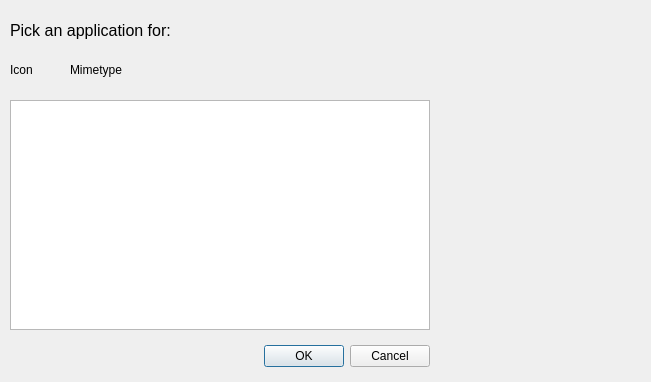
Before: the Qt Designer form razor-config-file-associations/applicationchooser.ui in lxqt/lxqt-config, drawn with Qt 5.
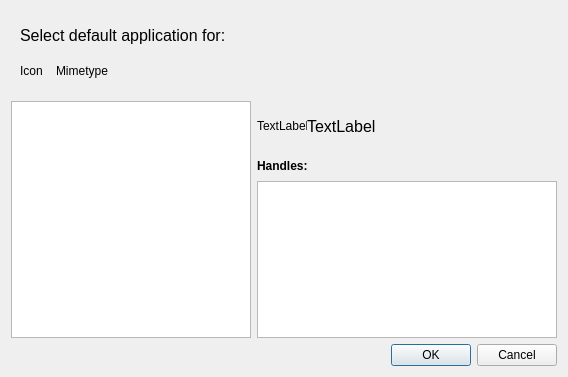
After: the same form once the commit is applied.

Commit message: Improved (hopefuly) layout and look of config-fileassociations, application chooser

Patch:
```diff
--- a/razor-config-file-associations/applicationchooser.ui
+++ b/razor-config-file-associations/applicationchooser.ui
@@ -6,22 +6,97 @@
    <rect>
     <x>0</x>
     <y>0</y>
-    <width>651</width>
-    <height>382</height>
+    <width>564</width>
+    <height>377</height>
    </rect>
   </property>
   <property name="windowTitle">
    <string>ApplicationChooser</string>
   </property>
+  <layout class="QGridLayout" name="gridLayout_2">
+   <item row="0" column="0" colspan="2">
+    <widget class="QFrame" name="frame_2">
+     <property name="frameShape">
+      <enum>QFrame::NoFrame</enum>
+     </property>
+     <property name="frameShadow">
+      <enum>QFrame::Raised</enum>
+     </property>
+     <layout class="QGridLayout" name="gridLayout">
+      <item row="0" column="0" colspan="2">
+       <widget class="QLabel" name="headingLabel">
+        <property name="sizePolicy">
+         <sizepolicy hsizetype="Expanding" vsizetype="Fixed">
+          <horstretch>0</horstretch>
+          <verstretch>0</verstretch>
+         </sizepolicy>
+        </property>
+        <property name="minimumSize">
+         <size>
+          <width>0</width>
+          <height>30</height>
+         </size>
+        </property>
+        <property name="font">
+         <font>
+          <pointsize>12</pointsize>
+         </font>
+        </property>
+        <property name="text">
+         <string>Select default application for:</string>
+        </property>
+       </widget>
+      </item>
+      <item row="1" column="0">
+       <widget class="QLabel" name="mimetypeIconLabel">
+        <property name="sizePolicy">
+         <sizepolicy hsizetype="Fixed" vsizetype="Fixed">
+          <horstretch>0</horstretch>
+          <verstretch>0</verstretch>
+         </sizepolicy>
+        </property>
+        <property name="minimumSize">
+         <size>
+          <width>30</width>
+          <height>30</height>
+         </size>
+        </property>
+        <property name="text">
+         <string notr="true">Icon</string>
+        </property>
+       </widget>
+      </item>
+      <item row="1" column="1">
+       <widget class="QLabel" name="mimetypeLabel">
+        <property name="text">
+         <string notr="true">Mimetype</string>
+        </property>
+       </widget>
+      </item>
+     </layout>
+    </widget>
+   </item>
+   <item row="1" column="0">
+    <widget class="QListWidget" name="applicationListWidget">
+     <property name="minimumSize">
+      <size>
+       <width>240</width>
+       <height>230</height>
+      </size>
+     </property>
+     <property name="editTriggers">
+      <set>QAbstractItemView::NoEditTriggers</set>
+     </property>
+     <property name="showDropIndicator" stdset="0">
+      <bool>false</bool>
+     </property>
+     <property name="selectionBehavior">
+      <enum>QAbstractItemView::SelectRows</enum>
+     </property>
+    </widget>
+   </item>
+   <item row="2" column="0" colspan="2">
   <widget class="QDialogButtonBox" name="buttonBox">
-   <property name="geometry">
-    <rect>
-     <x>10</x>
-     <y>340</y>
-     <width>420</width>
-     <height>32</height>
-    </rect>
-   </property>
    <property name="layoutDirection">
     <enum>Qt::LeftToRight</enum>
    </property>
@@ -32,60 +107,104 @@
     <set>QDialogButtonBox::Cancel|QDialogButtonBox::Ok</set>
    </property>
   </widget>
-  <widget class="QLabel" name="headingLabel">
-   <property name="geometry">
-    <rect>
-     <x>10</x>
-     <y>10</y>
-     <width>370</width>
-     <height>40</height>
-    </rect>
-   </property>
+   </item>
+   <item row="1" column="1">
+    <widget class="QFrame" name="frame">
+     <property name="sizePolicy">
+      <sizepolicy hsizetype="Fixed" vsizetype="Preferred">
+       <horstretch>0</horstretch>
+       <verstretch>0</verstretch>
+      </sizepolicy>
+     </property>
+     <property name="minimumSize">
+      <size>
+       <width>300</width>
+       <height>0</height>
+      </size>
+     </property>
+     <property name="frameShape">
+      <enum>QFrame::NoFrame</enum>
+     </property>
+     <property name="frameShadow">
+      <enum>QFrame::Raised</enum>
+     </property>
+     <layout class="QGridLayout" name="gridLayout_3">
+      <property name="margin">
+       <number>0</number>
+      </property>
+      <property name="spacing">
+       <number>0</number>
+      </property>
+      <item row="0" column="0">
+       <widget class="QLabel" name="appIconLabel">
+        <property name="sizePolicy">
+         <sizepolicy hsizetype="Fixed" vsizetype="Fixed">
+          <horstretch>0</horstretch>
+          <verstretch>0</verstretch>
+         </sizepolicy>
+        </property>
+        <property name="minimumSize">
+         <size>
+          <width>50</width>
+          <height>50</height>
+         </size>
+        </property>
+        <property name="maximumSize">
+         <size>
+          <width>50</width>
+          <height>50</height>
+         </size>
+        </property>
+        <property name="text">
+         <string>TextLabel</string>
+        </property>
+       </widget>
+      </item>
+      <item row="0" column="1">
+       <widget class="QLabel" name="appNameLabel">
    <property name="font">
     <font>
      <pointsize>12</pointsize>
     </font>
    </property>
    <property name="text">
-    <string>Pick an application for:</string>
-   </property>
-  </widget>
-  <widget class="QListWidget" name="applicationListWidget">
-   <property name="geometry">
-    <rect>
-     <x>10</x>
-     <y>100</y>
-     <width>420</width>
-     <height>230</height>
-    </rect>
-   </property>
-  </widget>
-  <widget class="QLabel" name="mimetypeLabel">
-   <property name="geometry">
-    <rect>
-     <x>70</x>
-     <y>50</y>
-     <width>340</width>
-     <height>40</height>
-    </rect>
-   </property>
-   <property name="text">
-    <string notr="true">Mimetype</string>
-   </property>
-  </widget>
-  <widget class="QLabel" name="mimetypeIconLabel">
-   <property name="geometry">
-    <rect>
-     <x>10</x>
-     <y>50</y>
-     <width>40</width>
-     <height>40</height>
-    </rect>
-   </property>
+         <string>TextLabel</string>
+        </property>
+       </widget>
+      </item>
+      <item row="2" column="0" colspan="2">
+       <widget class="QListWidget" name="mimetypeListWidget">
+        <property name="minimumSize">
+         <size>
+          <width>270</width>
+          <height>140</height>
+         </size>
+        </property>
+       </widget>
+      </item>
+      <item row="1" column="0" colspan="2">
+       <widget class="QLabel" name="handlesLabel">
+        <property name="minimumSize">
+         <size>
+          <width>0</width>
+          <height>30</height>
+         </size>
+        </property>
+        <property name="font">
+         <font>
+          <weight>75</weight>
+          <bold>true</bold>
+         </font>
+        </property>
    <property name="text">
-    <string notr="true">Icon</string>
-   </property>
-  </widget>
+         <string>Handles:</string>
+        </property>
+       </widget>
+      </item>
+     </layout>
+    </widget>
+   </item>
+  </layout>
  </widget>
  <resources/>
  <connections>
```
Lines whose indentation alone changed are shown as unchanged. The commit also changes 2 other files.
